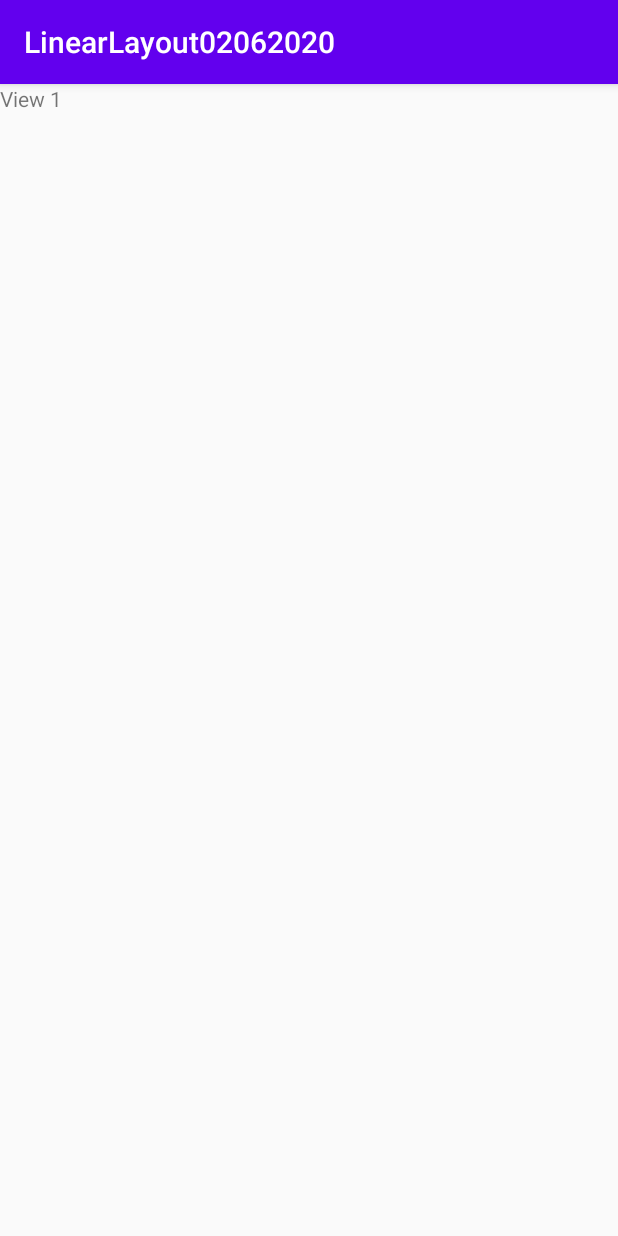
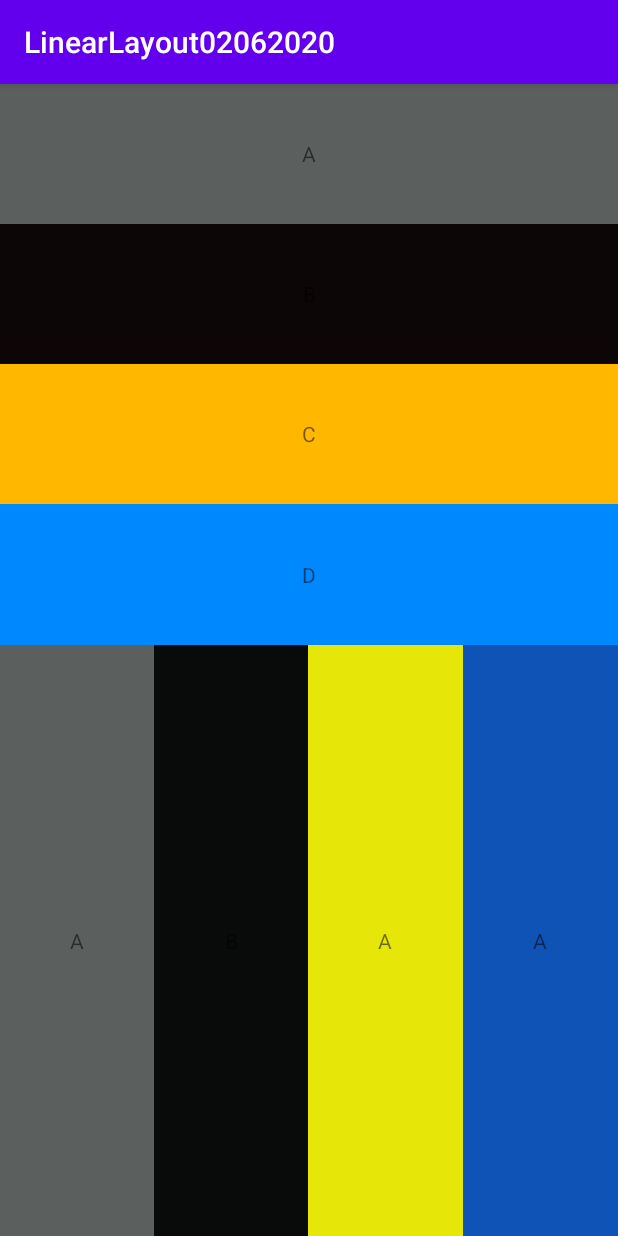
Before and after one commit to tanphat171/LinearLayout02062020_1, an Android app: the screen it shows after launch (MainActivity), on a phone screen of 412 x 824 dp. Run offline under Robolectric (Android 15) with nearby library versions, the phone set to English and light mode, and no system bars.

Commit message:
linearLayout_2

```diff
--- a/app/src/main/res/layout/activity_main.xml
+++ b/app/src/main/res/layout/activity_main.xml
@@ -4,12 +4,82 @@
     xmlns:tools="http://schemas.android.com/tools"
     android:layout_width="match_parent"
     android:layout_height="match_parent"
+    android:orientation="vertical"
     tools:context=".MainActivity">
-    <TextView
-        android:text="View 1"
-        android:layout_width="200dp"
-        android:layout_height="match_parent"/>
+
+    <LinearLayout
+        android:layout_weight="1"
+        android:background="#f20"
+        android:orientation="vertical"
+        android:layout_width="match_parent"
+        android:layout_height="0dp">
+            <TextView
+                android:text="A"
+                android:gravity="center"
+                android:background="#5B605E"
+                android:layout_weight="1"
+                android:layout_width="match_parent"
+                android:layout_height="wrap_content"/>
+            <TextView
+                android:text="B"
+                android:gravity="center"
+                android:background="#0C0706"
+                android:layout_weight="1"
+                android:layout_width="match_parent"
+                android:layout_height="wrap_content"/>
+            <TextView
+                android:text="C"
+                android:gravity="center"
+                android:background="#FFB700"
+                android:layout_weight="1"
+                android:layout_width="match_parent"
+                android:layout_height="wrap_content"/>
+             <TextView
+                 android:text="D"
+                 android:gravity="center"
+                 android:layout_weight="1"
+                 android:background="#0088FF"
+                android:layout_width="match_parent"
+                android:layout_height="wrap_content"/>
+
+    </LinearLayout>
+    <LinearLayout
+        android:layout_weight="1"
+
+        android:orientation="horizontal"
+        android:layout_width="match_parent"
+        android:layout_height="wrap_content">
+
+        <TextView
+             android:text="A"
+             android:gravity="center"
+             android:background="#5B605E"
+             android:layout_weight="1"
+             android:layout_width="0dp"
+             android:layout_height="match_parent"/>
+        <TextView
+            android:text="B"
+            android:gravity="center"
+            android:background="#090B0A"
+            android:layout_weight="1"
+            android:layout_width="0dp"
+            android:layout_height="match_parent"/>
+        <TextView
+            android:text="A"
+            android:gravity="center"
+            android:background="#E6E608"
+            android:layout_weight="1"
+            android:layout_width="0dp"
+            android:layout_height="match_parent"/>
+        <TextView
+            android:text="A"
+            android:gravity="center"
+            android:background="#1053B6"
+            android:layout_weight="1"
+            android:layout_width="0dp"
+            android:layout_height="match_parent"/>
 
 
+    </LinearLayout>
 
 </LinearLayout>
```
